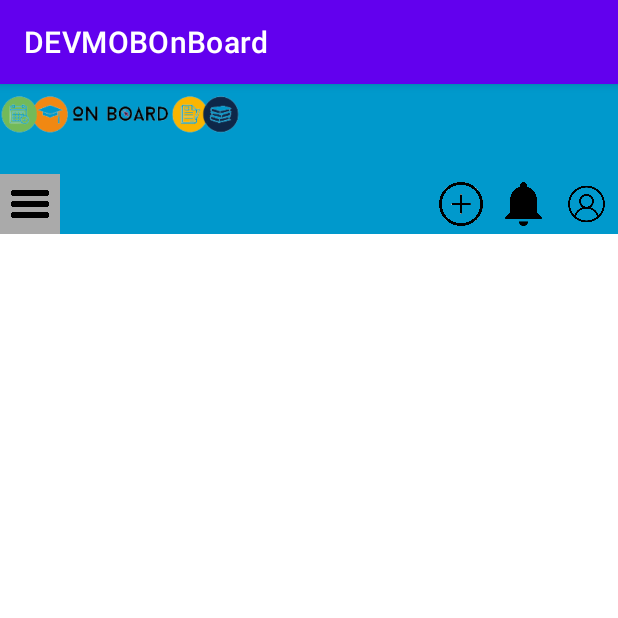
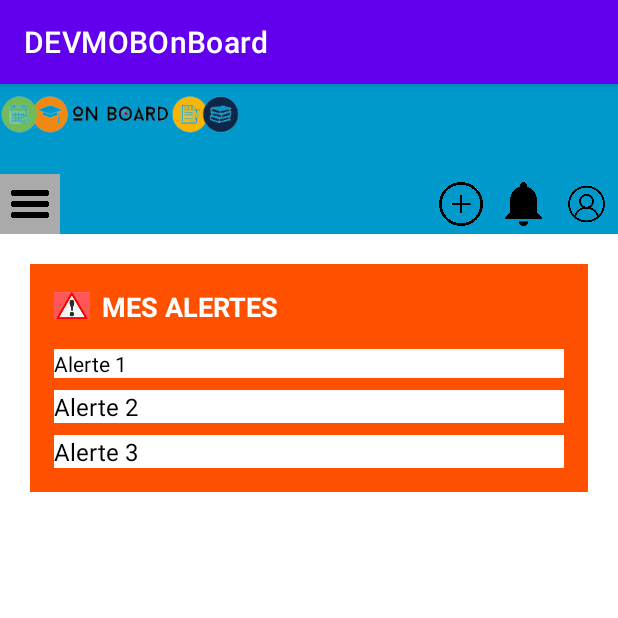
Before and after one commit to ECN-info-MEDEV/Mobile-development, an Android app: the HomeActivity screen opened directly, with no data from a screen before it, on a phone screen of 412 x 824 dp, the top half of it. Run offline under Robolectric (Android 15) with nearby library versions, the phone set to English and light mode, and no system bars.

Commit message:
adding alerts to the home view

```diff
--- a/app/src/main/res/layout/activity_home.xml
+++ b/app/src/main/res/layout/activity_home.xml
@@ -1,6 +1,5 @@
 <?xml version="1.0" encoding="utf-8"?>
-<RelativeLayout
-    xmlns:android="http://schemas.android.com/apk/res/android"
+<RelativeLayout xmlns:android="http://schemas.android.com/apk/res/android"
     xmlns:app="http://schemas.android.com/apk/res-auto"
     android:id="@+id/activity_main"
     android:layout_width="match_parent"
@@ -37,13 +36,13 @@
             android:layout_width="40dp"
             android:layout_height="40dp"
             android:layout_gravity="bottom|start"
+            android:layout_marginLeft="-160dp"
             android:layout_weight="0"
             android:background="@android:color/darker_gray"
             android:contentDescription="@string/toggle_menu_button"
             android:padding="5dp"
-            app:srcCompat="@drawable/menu"
             android:scaleType="fitCenter"
-            android:layout_marginLeft="-160dp"/>
+            app:srcCompat="@drawable/menu" />
 
         <Space
             android:layout_width="245dp"
@@ -87,4 +86,95 @@
 
     </LinearLayout>
 
-</RelativeLayout>
+    <ScrollView
+        android:layout_width="match_parent"
+        android:layout_height="match_parent">
+
+        <LinearLayout
+            android:layout_width="match_parent"
+            android:layout_height="wrap_content"
+            android:orientation="vertical">
+
+        <LinearLayout
+            android:layout_width="match_parent"
+            android:layout_height="wrap_content"
+            android:layout_marginLeft="20dp"
+            android:layout_marginTop="120dp"
+            android:layout_marginRight="20dp"
+            android:background="@color/red"
+            android:orientation="vertical"
+            android:padding="16dp">
+
+            <!-- Alertes header -->
+            <LinearLayout
+                android:layout_width="match_parent"
+                android:layout_height="wrap_content"
+                android:gravity="center_vertical"
+                android:orientation="horizontal">
+
+                <ImageView
+                    android:layout_width="24dp"
+                    android:layout_height="24dp"
+                    android:src="@drawable/alertes" />
+
+                <TextView
+                    android:layout_width="wrap_content"
+                    android:layout_height="wrap_content"
+                    android:layout_marginStart="8dp"
+                    android:background="@color/red"
+                    android:text="MES ALERTES"
+                    android:textColor="@color/white"
+                    android:textSize="18sp"
+                    android:textStyle="bold" />
+
+            </LinearLayout>
+
+            <!-- Alerts container -->
+            <LinearLayout
+                android:layout_width="match_parent"
+                android:layout_height="wrap_content"
+                android:layout_marginTop="16dp"
+                android:orientation="vertical">
+
+                <!-- alert 1 -->
+                <TextView
+                    android:layout_width="match_parent"
+                    android:layout_height="wrap_content"
+                    android:background="@color/white"
+                    android:text="Alerte 1"
+                    android:textColor="@color/black" />
+
+                <!-- alert 2 -->
+                <TextView
+                    android:layout_width="match_parent"
+                    android:layout_height="wrap_content"
+                    android:layout_marginTop="8dp"
+                    android:background="@color/white"
+                    android:text="Alerte 2"
+                    android:textColor="@color/black"
+                    android:textSize="16sp" />
+
+                <!-- alert 3 -->
+                <TextView
+                    android:layout_width="match_parent"
+                    android:layout_height="wrap_content"
+                    android:layout_marginTop="8dp"
+                    android:background="@color/white"
+                    android:text="Alerte 3"
+                    android:textColor="@color/black"
+                    android:textSize="16sp" />
+
+                <!-- Add more alerts here as needed -->
+
+            </LinearLayout>
+
+        </LinearLayout>
+
+
+    </LinearLayout>
+
+
+</ScrollView>
+
+
+    </RelativeLayout>
--- a/app/src/main/res/values/colors.xml
+++ b/app/src/main/res/values/colors.xml
@@ -7,4 +7,5 @@
     <color name="teal_700">#FF018786</color>
     <color name="black">#FF000000</color>
     <color name="white">#FFFFFFFF</color>
+    <color name="red">#ff5000</color>
 </resources>
```
Also changed, not shown: app/src/main/res/drawable/alertes.png (added).
